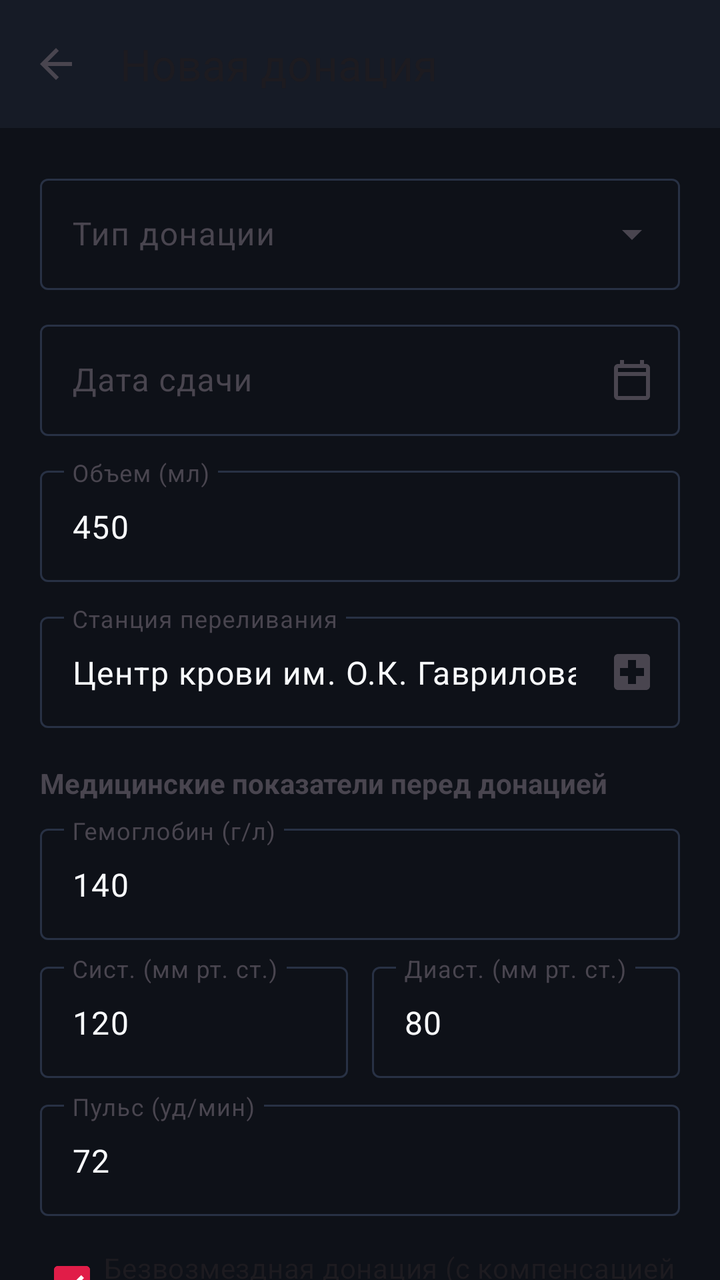
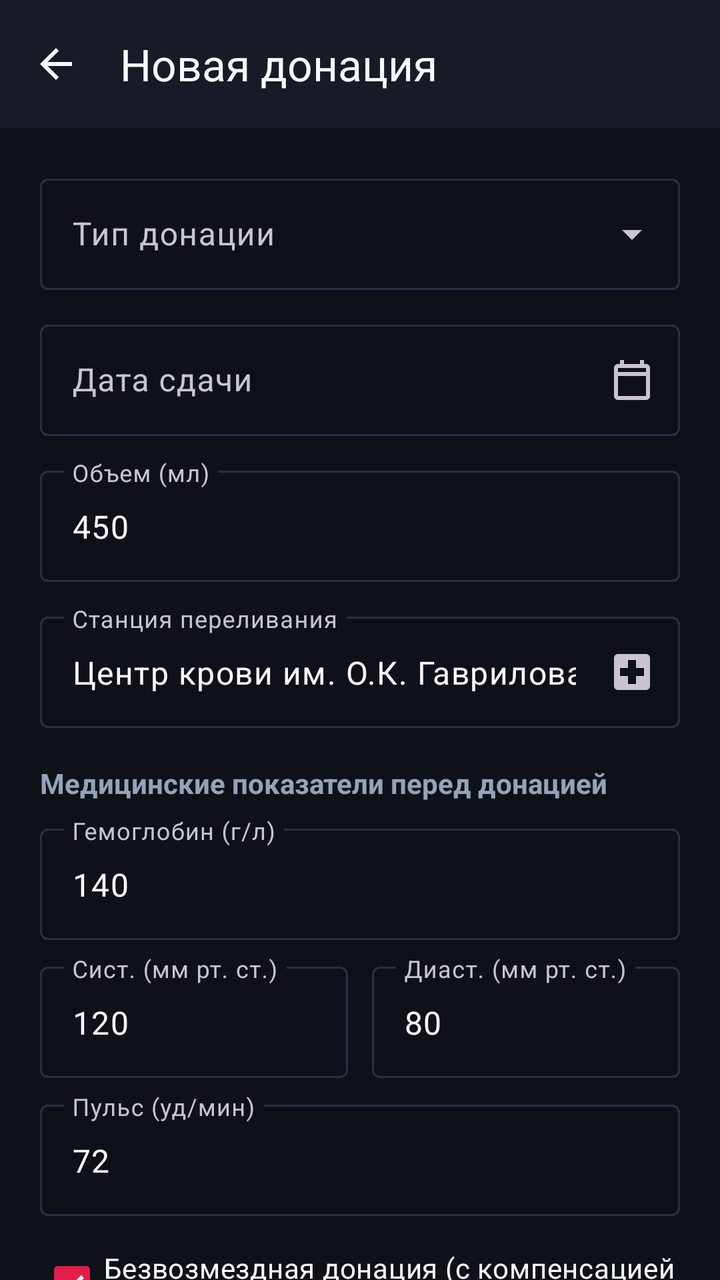

The first picture is an Android layout as it rendered before a commit; the second is the same layout after the commit. The layout source and the unified diff follow.
<!-- AndroidManifest.xml: application theme Theme.DonorLog -->
<!-- res/layout/activity_donation_editor.xml -->
<?xml version="1.0" encoding="utf-8"?>
<androidx.coordinatorlayout.widget.CoordinatorLayout
    xmlns:android="http://schemas.android.com/apk/res/android"
    xmlns:app="http://schemas.android.com/apk/res-auto"
    android:id="@+id/rootDonationEditor"
    android:layout_width="match_parent"
    android:layout_height="match_parent"
    android:fitsSystemWindows="true"
    android:background="?android:attr/colorBackground">

    <com.google.android.material.appbar.AppBarLayout
        android:id="@+id/appBarLayoutEditor"
        android:layout_width="match_parent"
        android:layout_height="wrap_content"
        android:background="?attr/colorSurface">

        <com.google.android.material.appbar.MaterialToolbar
            android:id="@+id/toolbarEditor"
            android:layout_width="match_parent"
            android:layout_height="?attr/actionBarSize"
            app:title="@string/title_activity_editor"
            app:navigationIcon="@drawable/ic_arrow_back"
            app:titleCentered="false" />

    </com.google.android.material.appbar.AppBarLayout>

    <androidx.core.widget.NestedScrollView
        android:layout_width="match_parent"
        android:layout_height="match_parent"
        android:fillViewport="true"
        app:layout_behavior="@string/appbar_scrolling_view_behavior">

        <LinearLayout
            android:layout_width="match_parent"
            android:layout_height="wrap_content"
            android:orientation="vertical"
            android:padding="20dp">

            
            <com.google.android.material.textfield.TextInputLayout
                android:id="@+id/tilComponentType"
                style="@style/Widget.Material3.TextInputLayout.OutlinedBox.ExposedDropdownMenu"
                android:layout_width="match_parent"
                android:layout_height="wrap_content"
                android:hint="@string/label_component_type">

                <AutoCompleteTextView
                    android:id="@+id/actvComponentType"
                    android:layout_width="match_parent"
                    android:layout_height="wrap_content"
                    android:inputType="none" />
            </com.google.android.material.textfield.TextInputLayout>

            
            <com.google.android.material.textfield.TextInputLayout
                android:id="@+id/tilDate"
                style="@style/Widget.Material3.TextInputLayout.OutlinedBox"
                android:layout_width="match_parent"
                android:layout_height="wrap_content"
                android:layout_marginTop="12dp"
                android:hint="@string/label_date"
                app:endIconMode="custom"
                app:endIconDrawable="@drawable/ic_calendar">

                <com.google.android.material.textfield.TextInputEditText
                    android:id="@+id/etDate"
                    android:layout_width="match_parent"
                    android:layout_height="wrap_content"
                    android:focusable="false"
                    android:clickable="true"
                    android:inputType="none" />
            </com.google.android.material.textfield.TextInputLayout>

            
            <com.google.android.material.textfield.TextInputLayout
                android:id="@+id/tilVolume"
                style="@style/Widget.Material3.TextInputLayout.OutlinedBox"
                android:layout_width="match_parent"
                android:layout_height="wrap_content"
                android:layout_marginTop="12dp"
                android:hint="@string/label_volume">

                <com.google.android.material.textfield.TextInputEditText
                    android:id="@+id/etVolume"
                    android:layout_width="match_parent"
                    android:layout_height="wrap_content"
                    android:inputType="number"
                    android:text="450" />
            </com.google.android.material.textfield.TextInputLayout>

            
            <com.google.android.material.textfield.TextInputLayout
                android:id="@+id/tilStation"
                style="@style/Widget.Material3.TextInputLayout.OutlinedBox"
                android:layout_width="match_parent"
                android:layout_height="wrap_content"
                android:layout_marginTop="12dp"
                android:hint="@string/label_station"
                app:endIconMode="custom"
                app:endIconDrawable="@drawable/ic_hospital">

                <com.google.android.material.textfield.TextInputEditText
                    android:id="@+id/etStation"
                    android:layout_width="match_parent"
                    android:layout_height="wrap_content"
                    android:text="Центр крови им. О.К. Гаврилова" />
            </com.google.android.material.textfield.TextInputLayout>

            
            <TextView
                android:layout_width="match_parent"
                android:layout_height="wrap_content"
                android:layout_marginTop="18dp"
                android:text="Медицинские показатели перед донацией"
                android:textSize="14sp"
                android:textColor="?android:attr/textColorSecondary"
                android:textStyle="bold" />

            
            <com.google.android.material.textfield.TextInputLayout
                android:id="@+id/tilHemoglobin"
                style="@style/Widget.Material3.TextInputLayout.OutlinedBox"
                android:layout_width="match_parent"
                android:layout_height="wrap_content"
                android:layout_marginTop="8dp"
                android:hint="@string/label_hemoglobin">

                <com.google.android.material.textfield.TextInputEditText
                    android:id="@+id/etHemoglobin"
                    android:layout_width="match_parent"
                    android:layout_height="wrap_content"
                    android:inputType="numberDecimal"
                    android:text="140" />
            </com.google.android.material.textfield.TextInputLayout>

            
            <LinearLayout
                android:layout_width="match_parent"
                android:layout_height="wrap_content"
                android:layout_marginTop="8dp"
                android:orientation="horizontal">

                <com.google.android.material.textfield.TextInputLayout
                    android:id="@+id/tilSystolicBp"
                    style="@style/Widget.Material3.TextInputLayout.OutlinedBox"
                    android:layout_width="0dp"
                    android:layout_height="wrap_content"
                    android:layout_weight="1"
                    android:layout_marginEnd="6dp"
                    android:hint="Сист. (мм рт. ст.)">

                    <com.google.android.material.textfield.TextInputEditText
                        android:id="@+id/etSystolicBp"
                        android:layout_width="match_parent"
                        android:layout_height="wrap_content"
                        android:inputType="number"
                        android:text="120" />
                </com.google.android.material.textfield.TextInputLayout>

                <com.google.android.material.textfield.TextInputLayout
                    android:id="@+id/tilDiastolicBp"
                    style="@style/Widget.Material3.TextInputLayout.OutlinedBox"
                    android:layout_width="0dp"
                    android:layout_height="wrap_content"
                    android:layout_weight="1"
                    android:layout_marginStart="6dp"
                    android:hint="Диаст. (мм рт. ст.)">

                    <com.google.android.material.textfield.TextInputEditText
                        android:id="@+id/etDiastolicBp"
                        android:layout_width="match_parent"
                        android:layout_height="wrap_content"
                        android:inputType="number"
                        android:text="80" />
                </com.google.android.material.textfield.TextInputLayout>
            </LinearLayout>

            
            <com.google.android.material.textfield.TextInputLayout
                android:id="@+id/tilPulse"
                style="@style/Widget.Material3.TextInputLayout.OutlinedBox"
                android:layout_width="match_parent"
                android:layout_height="wrap_content"
                android:layout_marginTop="8dp"
                android:hint="@string/label_pulse">

                <com.google.android.material.textfield.TextInputEditText
                    android:id="@+id/etPulse"
                    android:layout_width="match_parent"
                    android:layout_height="wrap_content"
                    android:inputType="number"
                    android:text="72" />
            </com.google.android.material.textfield.TextInputLayout>

            
            <com.google.android.material.checkbox.MaterialCheckBox
                android:id="@+id/cbGratuitous"
                android:layout_width="match_parent"
                android:layout_height="wrap_content"
                android:layout_marginTop="10dp"
                android:checked="true"
                android:text="@string/label_is_gratuitous" />

            
            <com.google.android.material.textfield.TextInputLayout
                android:id="@+id/tilNotes"
                style="@style/Widget.Material3.TextInputLayout.OutlinedBox"
                android:layout_width="match_parent"
                android:layout_height="wrap_content"
                android:layout_marginTop="8dp"
                android:hint="@string/label_notes">

                <com.google.android.material.textfield.TextInputEditText
                    android:id="@+id/etNotes"
                    android:layout_width="match_parent"
                    android:layout_height="wrap_content"
                    android:inputType="textMultiLine"
                    android:minLines="2" />
            </com.google.android.material.textfield.TextInputLayout>

            
            <com.google.android.material.button.MaterialButton
                android:id="@+id/btnSaveDonation"
                android:layout_width="match_parent"
                android:layout_height="wrap_content"
                android:layout_marginTop="20dp"
                android:text="@string/btn_save"
                app:icon="@drawable/ic_check" />

            <com.google.android.material.button.MaterialButton
                android:id="@+id/btnDeleteDonation"
                style="@style/Widget.Material3.Button.OutlinedButton"
                android:layout_width="match_parent"
                android:layout_height="wrap_content"
                android:layout_marginTop="8dp"
                android:text="@string/btn_delete"
                android:textColor="?attr/colorError"
                android:visibility="gone" />

        </LinearLayout>
    </androidx.core.widget.NestedScrollView>

</androidx.coordinatorlayout.widget.CoordinatorLayout>
<!-- resources referenced by this layout -->
<resources>
  <!-- drawable ic_arrow_back (drawable) -->
  <vector xmlns:android="http://schemas.android.com/apk/res/android"
      android:width="24dp"
      android:height="24dp"
      android:viewportWidth="24"
      android:viewportHeight="24"
      android:tint="?attr/colorControlNormal">
      <path
          android:fillColor="@android:color/white"
          android:pathData="M20,11H7.83l5.59,-5.59L12,4l-8,8 8,8 1.41,-1.41L7.83,13H20v-2z" />
  </vector>
  <!-- drawable ic_check (drawable) -->
  <vector xmlns:android="http://schemas.android.com/apk/res/android"
      android:width="24dp"
      android:height="24dp"
      android:viewportWidth="24"
      android:viewportHeight="24">
    <path
        android:fillColor="#2E7D32"
        android:pathData="M9,16.17L4.83,12l-1.42,1.41L9,19 21,7l-1.41,-1.41z"/>
  </vector>
  <!-- drawable ic_hospital (drawable) -->
  <vector xmlns:android="http://schemas.android.com/apk/res/android"
      android:width="24dp"
      android:height="24dp"
      android:viewportWidth="24"
      android:viewportHeight="24">
    <path
        android:fillColor="#534343"
        android:pathData="M19,3H5c-1.1,0 -1.99,0.9 -1.99,2L3,19c0,1.1 0.9,2 2,2h14c1.1,0 2,-0.9 2,-2V5c0,-1.1 -0.9,-2 -2,-2zm-1,11h-4v4h-4v-4H6v-4h4V6h4v4h4v4z"/>
  </vector>
  <string name="btn_delete">Удалить</string>
  <string name="btn_save">Сохранить</string>
  <string name="label_component_type">Тип донации</string>
  <string name="label_date">Дата сдачи</string>
  <string name="label_hemoglobin">Гемоглобин (г/л)</string>
  <string name="label_is_gratuitous">Безвозмездная донация (с компенсацией питания)</string>
  <string name="label_notes">Медицинские примечания</string>
  <string name="label_pulse">Пульс (уд/мин)</string>
  <string name="label_station">Станция переливания</string>
  <string name="label_volume">Объем (мл)</string>
  <string name="title_activity_editor">Новая донация</string>
  <style name="Theme.DonorLog" parent="Theme.Material3.DayNight.NoActionBar">
          <item name="colorPrimary">@color/md_theme_light_primary</item>
          <item name="colorOnPrimary">@color/md_theme_light_onPrimary</item>
          <item name="colorPrimaryContainer">@color/md_theme_light_primaryContainer</item>
          <item name="colorOnPrimaryContainer">@color/md_theme_light_onPrimaryContainer</item>
  
          <item name="colorSecondary">@color/md_theme_light_secondary</item>
          <item name="colorOnSecondary">@color/md_theme_light_onSecondary</item>
          <item name="colorSecondaryContainer">@color/md_theme_light_secondaryContainer</item>
          <item name="colorOnSecondaryContainer">@color/md_theme_light_onSecondaryContainer</item>
  
          <item name="android:colorBackground">@color/md_theme_light_background</item>
          <item name="colorSurface">@color/md_theme_light_surface</item>
          <item name="colorOnSurface">@color/md_theme_light_onSurface</item>
          <item name="colorOutline">@color/card_border_light</item>
  
          
          <item name="android:statusBarColor">@android:color/transparent</item>
          <item name="android:windowLightStatusBar">true</item>
          <item name="android:navigationBarColor">@color/md_theme_light_background</item>
          <item name="android:windowLightNavigationBar">true</item>
      </style>
  <color name="md_theme_light_primary">#E11D48</color>
  <color name="md_theme_light_onPrimary">#FFFFFF</color>
  <color name="md_theme_light_primaryContainer">#FFE4E8</color>
  <color name="md_theme_light_onPrimaryContainer">#881337</color>
  <color name="md_theme_light_secondary">#64748B</color>
  <color name="md_theme_light_onSecondary">#FFFFFF</color>
  <color name="md_theme_light_secondaryContainer">#E2E8F0</color>
  <color name="md_theme_light_onSecondaryContainer">#0F172A</color>
  <color name="md_theme_light_background">#0E1118</color>
  <color name="md_theme_light_surface">#161B26</color>
  <color name="md_theme_light_onSurface">#F8FAFC</color>
  <color name="card_border_light">#283144</color>
  <!-- unchanged entries left out for length: 1 -->
</resources>

<!-- the commit's change to res/layout/activity_donation_editor.xml (unified diff, before → after) -->
@@ -16,6 +16,8 @@
 
         <com.google.android.material.appbar.MaterialToolbar
             android:id="@+id/toolbarEditor"
+            app:titleTextColor="@color/donor_text_primary"
+            app:navigationIconTint="@color/donor_text_primary"
             android:layout_width="match_parent"
             android:layout_height="?attr/actionBarSize"
             app:title="@string/title_activity_editor"
@@ -46,6 +48,7 @@
 
                 <AutoCompleteTextView
                     android:id="@+id/actvComponentType"
+                    android:textColor="@color/donor_text_primary"
                     android:layout_width="match_parent"
                     android:layout_height="wrap_content"
                     android:inputType="none" />
@@ -113,7 +116,7 @@
                 android:layout_marginTop="18dp"
                 android:text="Медицинские показатели перед донацией"
                 android:textSize="14sp"
-                android:textColor="?android:attr/textColorSecondary"
+                android:textColor="@color/donor_text_secondary"
                 android:textStyle="bold" />
 
             
@@ -127,6 +130,7 @@
 
                 <com.google.android.material.textfield.TextInputEditText
                     android:id="@+id/etHemoglobin"
+                        android:textColor="@color/donor_text_primary"
                     android:layout_width="match_parent"
                     android:layout_height="wrap_content"
                     android:inputType="numberDecimal"
@@ -186,6 +190,7 @@
 
                 <com.google.android.material.textfield.TextInputEditText
                     android:id="@+id/etPulse"
+                    android:textColor="@color/donor_text_primary"
                     android:layout_width="match_parent"
                     android:layout_height="wrap_content"
                     android:inputType="number"
@@ -195,6 +200,7 @@
             
             <com.google.android.material.checkbox.MaterialCheckBox
                 android:id="@+id/cbGratuitous"
+                android:textColor="@color/donor_text_primary"
                 android:layout_width="match_parent"
                 android:layout_height="wrap_content"
                 android:layout_marginTop="10dp"
@@ -212,6 +218,7 @@
 
                 <com.google.android.material.textfield.TextInputEditText
                     android:id="@+id/etNotes"
+                    android:textColor="@color/donor_text_primary"
                     android:layout_width="match_parent"
                     android:layout_height="wrap_content"
                     android:inputType="textMultiLine"
<!-- resource entries referenced after the edit -->
@@ -1,5 +1,7 @@
 <!-- resources referenced by this layout -->
 <resources>
+  <color name="donor_text_primary">#F8FAFC</color>
+  <color name="donor_text_secondary">#94A3B8</color>
   <!-- drawable ic_arrow_back (drawable) -->
   <vector xmlns:android="http://schemas.android.com/apk/res/android"
       android:width="24dp"
@@ -42,40 +44,37 @@
   <string name="label_station">Станция переливания</string>
   <string name="label_volume">Объем (мл)</string>
   <string name="title_activity_editor">Новая донация</string>
-  <style name="Theme.DonorLog" parent="Theme.Material3.DayNight.NoActionBar">
-          <item name="colorPrimary">@color/md_theme_light_primary</item>
-          <item name="colorOnPrimary">@color/md_theme_light_onPrimary</item>
-          <item name="colorPrimaryContainer">@color/md_theme_light_primaryContainer</item>
-          <item name="colorOnPrimaryContainer">@color/md_theme_light_onPrimaryContainer</item>
+  <style name="Theme.DonorLog" parent="Theme.Material3.Dark.NoActionBar">
+          <item name="colorPrimary">@color/donor_ruby_mid</item>
+          <item name="colorOnPrimary">#FFFFFF</item>
+          <item name="colorPrimaryContainer">@color/donor_ruby_start</item>
+          <item name="colorOnPrimaryContainer">#FFE4E8</item>
   
-          <item name="colorSecondary">@color/md_theme_light_secondary</item>
-          <item name="colorOnSecondary">@color/md_theme_light_onSecondary</item>
-          <item name="colorSecondaryContainer">@color/md_theme_light_secondaryContainer</item>
-          <item name="colorOnSecondaryContainer">@color/md_theme_light_onSecondaryContainer</item>
+          <item name="colorSecondary">@color/donor_amber_warm</item>
+          <item name="colorOnSecondary">#0E1118</item>
+          <item name="colorSecondaryContainer">#1E2433</item>
+          <item name="colorOnSecondaryContainer">@color/donor_text_primary</item>
   
-          <item name="android:colorBackground">@color/md_theme_light_background</item>
-          <item name="colorSurface">@color/md_theme_light_surface</item>
-          <item name="colorOnSurface">@color/md_theme_light_onSurface</item>
-          <item name="colorOutline">@color/card_border_light</item>
+          <item name="android:colorBackground">@color/donor_bg_canvas</item>
+          <item name="colorSurface">@color/donor_surface_card</item>
+          <item name="colorOnSurface">@color/donor_text_primary</item>
+          <item name="colorOutline">@color/donor_stroke_subtle</item>
+  
+          <item name="android:textColorPrimary">@color/donor_text_primary</item>
+          <item name="android:textColorSecondary">@color/donor_text_secondary</item>
   
           
           <item name="android:statusBarColor">@android:color/transparent</item>
-          <item name="android:windowLightStatusBar">true</item>
-          <item name="android:navigationBarColor">@color/md_theme_light_background</item>
-          <item name="android:windowLightNavigationBar">true</item>
+          <item name="android:windowLightStatusBar">false</item>
+          <item name="android:navigationBarColor">@color/donor_bg_canvas</item>
+          <item name="android:windowLightNavigationBar">false</item>
       </style>
-  <color name="md_theme_light_primary">#E11D48</color>
-  <color name="md_theme_light_onPrimary">#FFFFFF</color>
-  <color name="md_theme_light_primaryContainer">#FFE4E8</color>
-  <color name="md_theme_light_onPrimaryContainer">#881337</color>
-  <color name="md_theme_light_secondary">#64748B</color>
-  <color name="md_theme_light_onSecondary">#FFFFFF</color>
-  <color name="md_theme_light_secondaryContainer">#E2E8F0</color>
-  <color name="md_theme_light_onSecondaryContainer">#0F172A</color>
-  <color name="md_theme_light_background">#0E1118</color>
-  <color name="md_theme_light_surface">#161B26</color>
-  <color name="md_theme_light_onSurface">#F8FAFC</color>
-  <color name="card_border_light">#283144</color>
+  <color name="donor_ruby_mid">#E11D48</color>
+  <color name="donor_ruby_start">#9F1239</color>
+  <color name="donor_amber_warm">#F59E0B</color>
+  <color name="donor_bg_canvas">#0E1118</color>
+  <color name="donor_surface_card">#161B26</color>
+  <color name="donor_stroke_subtle">#283144</color>
   <!-- unchanged entries left out for length: 1 -->
 </resources>
 
